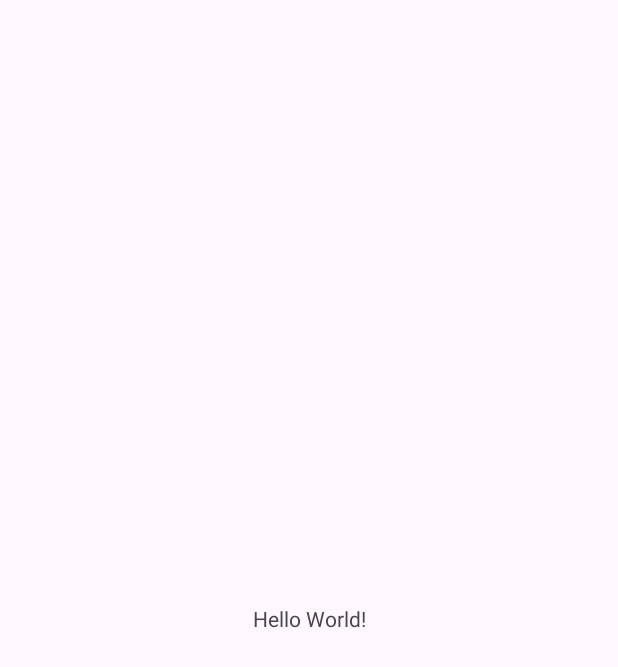
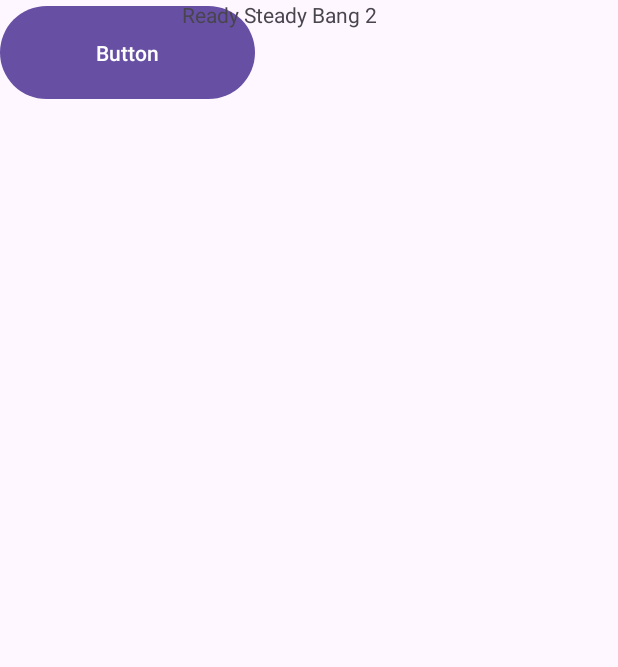
Before and after one commit to Kwettedouce/ReadySteadyBang2, an Android app: the screen it shows after launch (MainActivity), on a phone screen of 412 x 824 dp. Before the commit the part shown is almost empty. Shown: the top 667 px of the screen. Run offline under Robolectric (Android 15) with nearby library versions, the phone set to English and light mode, and no system bars.

Commit message:
Creation des fragements de l'application

```diff
--- a/app/src/main/res/layout/activity_main.xml
+++ b/app/src/main/res/layout/activity_main.xml
@@ -6,13 +6,49 @@
     android:layout_height="match_parent"
     tools:context=".MainActivity">
 
+    <Button
+        android:id="@+id/button"
+        android:layout_width="170dp"
+        android:layout_height="70dp"
+        android:layout_marginBottom="80dp"
+        android:text="1 player"
+        app:layout_constraintBottom_toTopOf="@+id/button3"
+        tools:layout_editor_absoluteX="120dp" />
+
+    <Button
+        android:id="@+id/button2"
+        android:layout_width="170dp"
+        android:layout_height="70dp"
+        android:text="Button"
+        tools:layout_editor_absoluteX="121dp"
+        tools:layout_editor_absoluteY="428dp" />
+
+    <Button
+        android:id="@+id/button3"
+        android:layout_width="170dp"
+        android:layout_height="70dp"
+        android:layout_marginBottom="80dp"
+        android:text="2 players"
+        app:layout_constraintBottom_toTopOf="@+id/button2"
+        tools:layout_editor_absoluteX="121dp" />
+
     <TextView
+        android:id="@+id/textView"
+        android:layout_width="170dp"
+        android:layout_height="40dp"
+        android:layout_marginStart="120dp"
+        android:layout_marginEnd="120dp"
+        android:text="Ready Steady Bang 2"
+        app:layout_constraintEnd_toEndOf="parent"
+        app:layout_constraintStart_toStartOf="parent"
+        tools:layout_editor_absoluteY="75dp" />
+
+    <ImageView
+        android:id="@+id/imageView"
         android:layout_width="wrap_content"
         android:layout_height="wrap_content"
-        android:text="Hello World!"
-        app:layout_constraintBottom_toBottomOf="parent"
-        app:layout_constraintEnd_toEndOf="parent"
-        app:layout_constraintStart_toStartOf="parent"
-        app:layout_constraintTop_toTopOf="parent" />
+        tools:layout_editor_absoluteX="133dp"
+        tools:layout_editor_absoluteY="539dp"
+        tools:srcCompat="@tools:sample/avatars" />
 
 </androidx.constraintlayout.widget.ConstraintLayout>
--- a/app/src/main/res/values/strings.xml
+++ b/app/src/main/res/values/strings.xml
@@ -1,3 +1,5 @@
 <resources>
     <string name="app_name">ReadySteadyBang2</string>
+    <!-- TODO: Remove or change this placeholder text -->
+    <string name="hello_blank_fragment">Hello blank fragment</string>
 </resources>
```
Also changed, not shown: app/src/main/java/com/example/readysteadybang2/InGame2Fragment.java (added, +64 -0 lines), app/src/main/java/com/example/readysteadybang2/InGameFragment.java (added, +64 -0 lines), app/src/main/java/com/example/readysteadybang2/SettingGameFragment.java (added, +64 -0 lines), app/src/main/java/com/example/readysteadybang2/StoryModeFragment.java (added, +64 -0 lines), app/src/main/java/com/example/readysteadybang2/WelcolmFragment.java (added, +66 -0 lines), app/src/main/res/layout/fragment_in_game.xml (added, +35 -0 lines), app/src/main/res/layout/fragment_in_game2.xml (added, +14 -0 lines), app/src/main/res/layout/fragment_setting_game.xml (added, +65 -0 lines), app/src/main/res/layout/fragment_story_mode.xml (added, +68 -0 lines), app/src/main/res/layout/fragment_welcolm.xml (added, +14 -0 lines).
